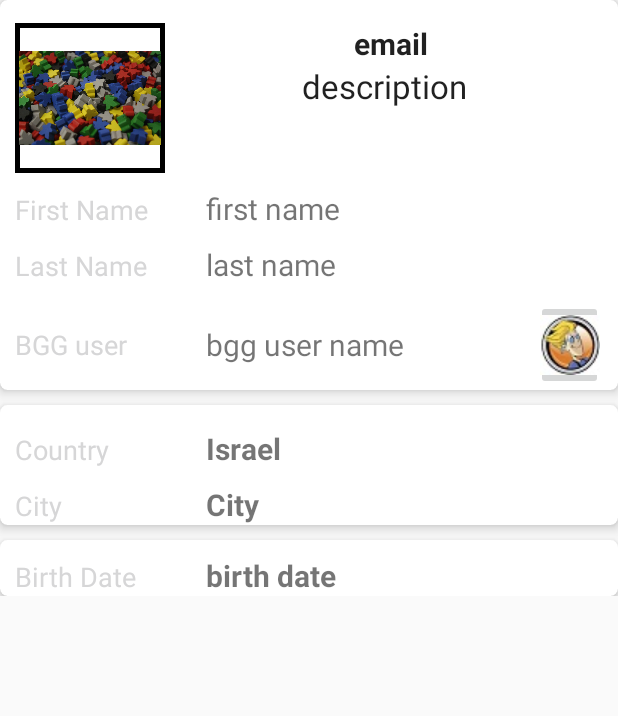
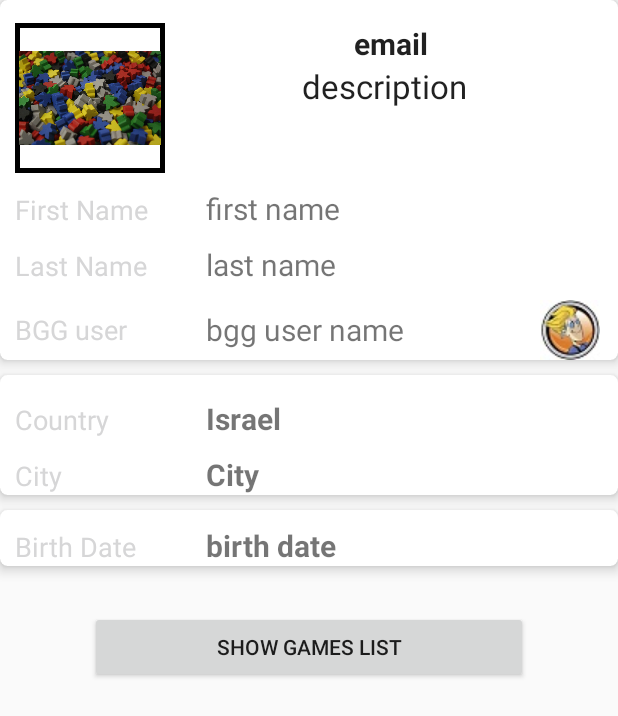
Before and after one commit to bergerm/BGFinder, an Android app: the layout show_user_info.xml on its own in the app's theme, with its tools: preview values and no code run, on a phone screen of 412 x 824 dp. Shown: the top 716 px of the screen. Run offline under Robolectric (Android 15) with nearby library versions, the phone set to English and light mode, and no system bars; plain views replace AutofitTextView.

Commit message:
a user can now see other players' profiles and collections

```diff
--- a/app/src/main/AndroidManifest.xml
+++ b/app/src/main/AndroidManifest.xml
@@ -27,6 +27,8 @@
         <activity android:name=".EditTableActivity"></activity>
         <activity android:name=".ChatActivity"></activity>
         <activity android:name=".UsersListActivity"></activity>
+        <activity android:name=".ShowUserInfoActivity"></activity>
+        <activity android:name=".ShowUserGamesActivity"></activity>
     </application>
 
 </manifest>
--- a/app/src/main/res/layout/show_user_info.xml
+++ b/app/src/main/res/layout/show_user_info.xml
@@ -35,7 +35,7 @@
                         <ImageView
                             android:layout_width="100sp"
                             android:layout_height="100sp"
-                            android:id="@+id/user_info_image"
+                            android:id="@+id/show_user_info_image"
                             android:layout_alignParentTop="true"
                             android:layout_alignParentStart="true"
                             android:layout_marginStart="10dp"
@@ -54,7 +54,7 @@
                                 android:textAppearance="?android:attr/textAppearanceLarge"
                                 android:text="email"
                                 android:textSize="20sp"
-                                android:id="@+id/user_info_email"
+                                android:id="@+id/show_user_info_email"
                                 android:layout_marginTop="15dp"
                                 android:layout_marginStart="10dp"
                                 android:layout_marginEnd="10dp"
@@ -70,7 +70,7 @@
                                     android:layout_height="match_parent"
                                     android:textAppearance="?android:attr/textAppearanceLarge"
                                     android:text="description"
-                                    android:id="@+id/user_info_description"
+                                    android:id="@+id/show_user_info_description"
                                     android:layout_marginEnd="10dp"
                                     android:gravity="center_horizontal"
                                     android:inputType="textMultiLine"
@@ -98,7 +98,7 @@
                         <TextView
                             android:layout_width="match_parent"
                             android:layout_height="wrap_content"
-                            android:id="@+id/user_info_first_name"
+                            android:id="@+id/show_user_info_first_name"
                             android:textSize="20sp"
                             android:layout_weight="1"
                             android:text="first name"/>
@@ -122,7 +122,7 @@
                         <TextView
                             android:layout_width="match_parent"
                             android:layout_height="wrap_content"
-                            android:id="@+id/user_info_last_name"
+                            android:id="@+id/show_user_info_last_name"
                             android:textSize="20sp"
                             android:layout_weight="1"
                             android:text="last name"/>
@@ -148,19 +148,20 @@
                     <TextView
                         android:layout_width="fill_parent"
                         android:layout_height="wrap_content"
-                        android:id="@+id/bgg_account"
+                        android:id="@+id/show_bgg_account"
                         android:text="bgg user name"
                         android:layout_weight="7"
                         android:layout_gravity="center_vertical"
                         android:textSize="20sp"/>
 
                     <ImageButton
-                        android:id="@+id/bgg_button"
+                        android:id="@+id/show_bgg_button"
                         android:layout_width="fill_parent"
                         android:layout_height="wrap_content"
                         android:layout_marginRight="10dp"
                         android:src="@drawable/bgg_icon"
-                        android:layout_weight="13"/>
+                        android:layout_weight="13"
+                        android:background="@null"/>
                     </LinearLayout>
                 </LinearLayout>
             </android.support.v7.widget.CardView>
@@ -197,7 +198,7 @@
                         <TextView
                             android:layout_width="match_parent"
                             android:layout_height="wrap_content"
-                            android:id="@+id/country"
+                            android:id="@+id/show_country"
                             android:textSize="20sp"
                             android:textStyle="bold"
                             android:layout_weight="1"
@@ -224,7 +225,7 @@
                         <TextView
                             android:layout_width="match_parent"
                             android:layout_height="wrap_content"
-                            android:id="@+id/city"
+                            android:id="@+id/show_city"
                             android:textSize="20sp"
                             android:textStyle="bold"
                             android:layout_weight="1"
@@ -267,7 +268,7 @@
                         <TextView
                             android:layout_width="match_parent"
                             android:layout_height="wrap_content"
-                            android:id="@+id/birthDate"
+                            android:id="@+id/show_birth_date"
                             android:textSize="20sp"
                             android:textStyle="bold"
                             android:layout_weight="1"
@@ -276,6 +277,15 @@
                     </LinearLayout>
                 </LinearLayout>
             </android.support.v7.widget.CardView>
+
+            <Button
+                android:layout_width="match_parent"
+                android:layout_height="wrap_content"
+                android:layout_marginTop="30dp"
+                android:layout_marginLeft="60dp"
+                android:layout_marginRight="60dp"
+                android:text="SHOW GAMES LIST"
+                android:id="@+id/show_games_list_button"/>
         </LinearLayout>
 
         <ProgressBar
--- a/app/src/main/res/layout/show_user_summary.xml
+++ b/app/src/main/res/layout/show_user_summary.xml
@@ -4,7 +4,8 @@
         xmlns:card_view="http://schemas.android.com/apk/res-auto"
         android:layout_width="match_parent"
         android:layout_height="wrap_content"
-        android:orientation="vertical">
+        android:orientation="vertical"
+        android:descendantFocusability="blocksDescendants">
 
         <android.support.v7.widget.CardView
             android:layout_width="match_parent"
```
Also changed, not shown: app/src/main/java/com/bgonline/bgfinder/MainActivity.java (+16 -4 lines), app/src/main/java/com/bgonline/bgfinder/ShowUserGamesActivity.java (added, +64 -0 lines), app/src/main/java/com/bgonline/bgfinder/ShowUserInfoActivity.java (added, +70 -0 lines), app/src/main/java/com/bgonline/bgfinder/UsersListActivity.java (+9 -4 lines).
